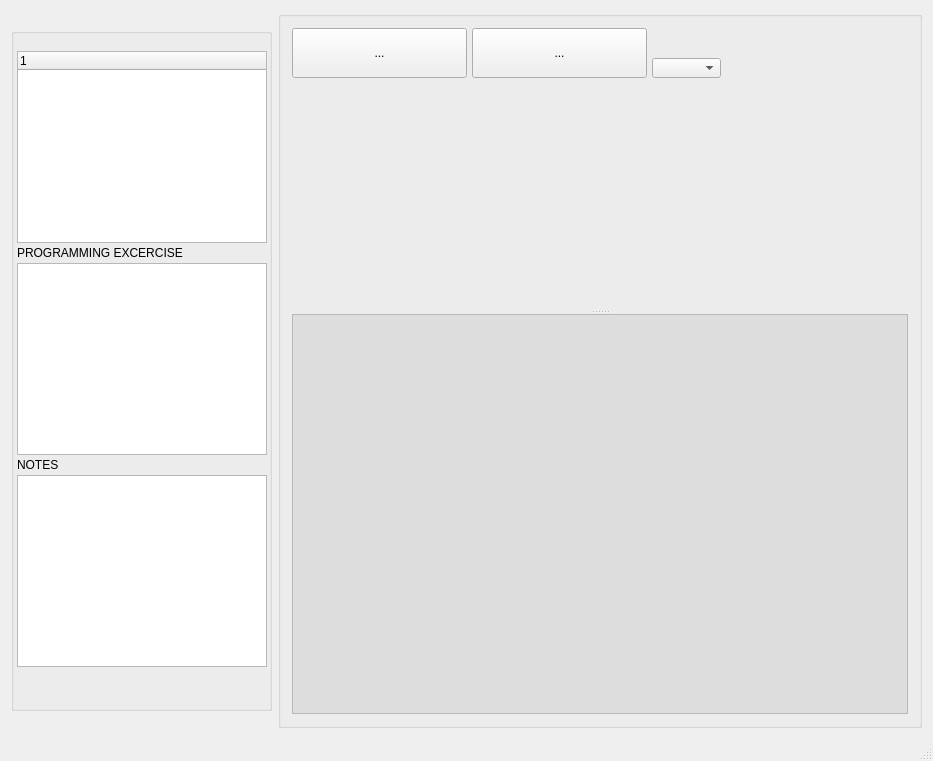
Qt form mainwindow.ui (ricardogang/CoderWatch) before a commit.
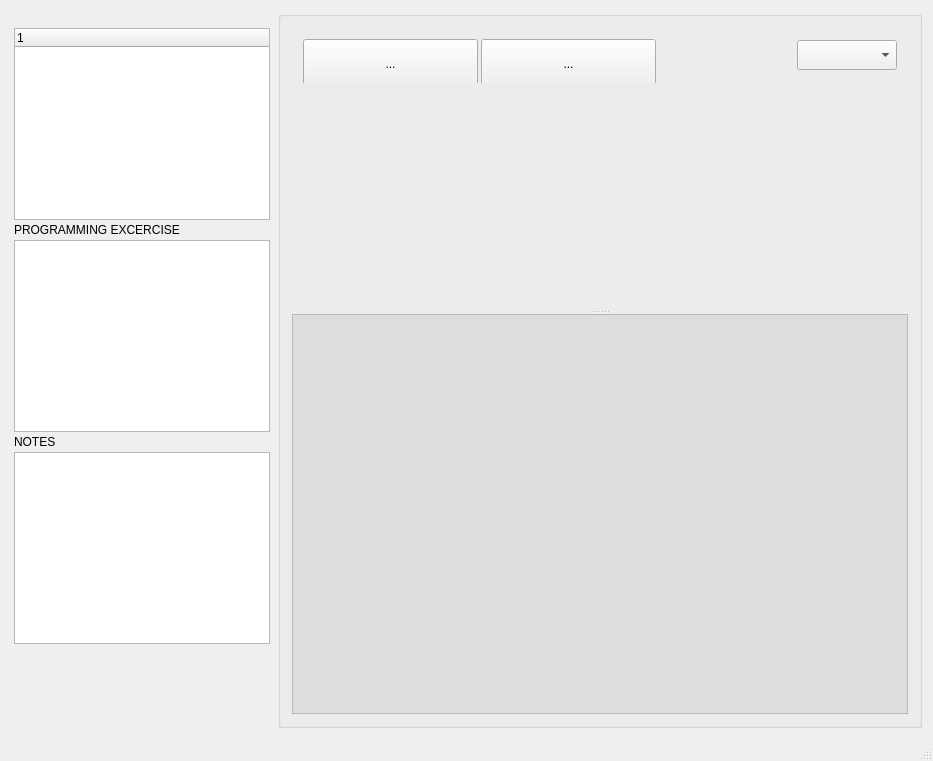
The same form after that commit. Icons and pictures are not drawn.

Commit message: now with font size combo!

The edit to the form file:
```diff
--- a/mainwindow.ui
+++ b/mainwindow.ui
@@ -24,13 +24,20 @@
     <item>
      <layout class="QHBoxLayout" name="horizontalLayout">
       <item>
-       <widget class="QGroupBox" name="groupBox">
+       <widget class="QStackedWidget" name="stackedWidget">
+        <property name="sizePolicy">
+         <sizepolicy hsizetype="Expanding" vsizetype="Expanding">
+          <horstretch>1</horstretch>
+          <verstretch>1</verstretch>
+         </sizepolicy>
+        </property>
         <property name="maximumSize">
          <size>
           <width>270</width>
           <height>16777215</height>
          </size>
         </property>
+        <widget class="QWidget" name="stackedWidgetPage1">
         <layout class="QVBoxLayout" name="verticalLayout">
          <property name="spacing">
           <number>3</number>
@@ -52,16 +59,22 @@
          </property>
          <item>
           <widget class="QTreeWidget" name="treeOutline">
+            <property name="sizePolicy">
+             <sizepolicy hsizetype="Expanding" vsizetype="Expanding">
+              <horstretch>2</horstretch>
+              <verstretch>0</verstretch>
+             </sizepolicy>
+            </property>
            <property name="minimumSize">
             <size>
-             <width>200</width>
+              <width>250</width>
              <height>0</height>
             </size>
            </property>
            <property name="maximumSize">
             <size>
-             <width>250</width>
-             <height>250</height>
+              <width>300</width>
+              <height>300</height>
             </size>
            </property>
            <column>
@@ -86,16 +99,22 @@
          </item>
          <item>
           <widget class="QTextEdit" name="txtNotes">
+            <property name="sizePolicy">
+             <sizepolicy hsizetype="Expanding" vsizetype="Expanding">
+              <horstretch>2</horstretch>
+              <verstretch>0</verstretch>
+             </sizepolicy>
+            </property>
            <property name="minimumSize">
             <size>
-             <width>200</width>
+              <width>250</width>
              <height>0</height>
             </size>
            </property>
            <property name="maximumSize">
             <size>
-             <width>250</width>
-             <height>250</height>
+              <width>300</width>
+              <height>300</height>
             </size>
            </property>
            <property name="cursor" stdset="0">
@@ -118,15 +137,21 @@
          </item>
          <item>
           <widget class="QTextEdit" name="txtProblem">
+            <property name="sizePolicy">
+             <sizepolicy hsizetype="Expanding" vsizetype="Expanding">
+              <horstretch>2</horstretch>
+              <verstretch>0</verstretch>
+             </sizepolicy>
+            </property>
            <property name="minimumSize">
             <size>
-             <width>200</width>
+              <width>250</width>
              <height>0</height>
             </size>
            </property>
            <property name="maximumSize">
             <size>
-             <width>250</width>
+              <width>300</width>
              <height>250</height>
             </size>
            </property>
@@ -147,14 +172,21 @@
          </item>
         </layout>
        </widget>
+       </widget>
       </item>
       <item>
        <widget class="QGroupBox" name="groupBox">
+        <property name="sizePolicy">
+         <sizepolicy hsizetype="Preferred" vsizetype="Preferred">
+          <horstretch>4</horstretch>
+          <verstretch>1</verstretch>
+         </sizepolicy>
+        </property>
         <layout class="QVBoxLayout" name="verticalLayout_4">
          <item>
           <widget class="QWidget" name="widget" native="true">
            <property name="sizePolicy">
-            <sizepolicy hsizetype="Expanding" vsizetype="Minimum">
+            <sizepolicy hsizetype="Expanding" vsizetype="Expanding">
              <horstretch>0</horstretch>
              <verstretch>0</verstretch>
             </sizepolicy>
@@ -162,64 +194,55 @@
            <property name="minimumSize">
             <size>
              <width>0</width>
-             <height>50</height>
+             <height>55</height>
             </size>
            </property>
            <property name="maximumSize">
             <size>
              <width>16777215</width>
-             <height>50</height>
+             <height>55</height>
             </size>
            </property>
-           <widget class="QToolButton" name="btnRun">
-            <property name="geometry">
-             <rect>
-              <x>180</x>
-              <y>0</y>
-              <width>175</width>
-              <height>50</height>
-             </rect>
+           <layout class="QHBoxLayout" name="horizontalLayout_3">
+            <property name="spacing">
+             <number>3</number>
             </property>
-            <property name="sizePolicy">
-             <sizepolicy hsizetype="Minimum" vsizetype="Minimum">
-              <horstretch>1</horstretch>
-              <verstretch>1</verstretch>
-             </sizepolicy>
-            </property>
-            <property name="minimumSize">
-             <size>
-              <width>175</width>
-              <height>50</height>
-             </size>
-            </property>
-            <property name="maximumSize">
-             <size>
-              <width>175</width>
-              <height>50</height>
-             </size>
-            </property>
-            <property name="text">
-             <string>...</string>
-            </property>
-            <property name="iconSize">
-             <size>
-              <width>50</width>
-              <height>50</height>
-             </size>
-            </property>
-            <property name="toolButtonStyle">
-             <enum>Qt::ToolButtonTextBesideIcon</enum>
-            </property>
-           </widget>
+            <item>
            <widget class="QToolButton" name="btnCompile">
-            <property name="geometry">
-             <rect>
-              <x>0</x>
-              <y>0</y>
+              <property name="sizePolicy">
+               <sizepolicy hsizetype="Minimum" vsizetype="Minimum">
+                <horstretch>1</horstretch>
+                <verstretch>1</verstretch>
+               </sizepolicy>
+              </property>
+              <property name="minimumSize">
+               <size>
               <width>175</width>
               <height>50</height>
-             </rect>
-            </property>
+               </size>
+              </property>
+              <property name="maximumSize">
+               <size>
+                <width>175</width>
+                <height>50</height>
+               </size>
+              </property>
+              <property name="text">
+               <string>...</string>
+              </property>
+              <property name="iconSize">
+               <size>
+                <width>50</width>
+                <height>50</height>
+               </size>
+              </property>
+              <property name="toolButtonStyle">
+               <enum>Qt::ToolButtonTextBesideIcon</enum>
+              </property>
+             </widget>
+            </item>
+            <item>
+             <widget class="QToolButton" name="btnRun">
             <property name="sizePolicy">
              <sizepolicy hsizetype="Minimum" vsizetype="Minimum">
               <horstretch>1</horstretch>
@@ -251,22 +274,46 @@
              <enum>Qt::ToolButtonTextBesideIcon</enum>
             </property>
            </widget>
-           <widget class="QComboBox" name="cmbFontSize">
-            <property name="geometry">
-             <rect>
-              <x>360</x>
-              <y>30</y>
-              <width>69</width>
+            </item>
+            <item>
+             <spacer name="horizontalSpacer">
+              <property name="orientation">
+               <enum>Qt::Horizontal</enum>
+              </property>
+              <property name="sizeHint" stdset="0">
+               <size>
+                <width>40</width>
               <height>20</height>
-             </rect>
-            </property>
+               </size>
+              </property>
+             </spacer>
+            </item>
+            <item>
+             <widget class="QComboBox" name="cmbFontSize">
             <property name="sizePolicy">
              <sizepolicy hsizetype="Fixed" vsizetype="Fixed">
               <horstretch>0</horstretch>
               <verstretch>0</verstretch>
              </sizepolicy>
             </property>
-           </widget>
+              <property name="minimumSize">
+               <size>
+                <width>100</width>
+                <height>30</height>
+               </size>
+              </property>
+              <property name="maximumSize">
+               <size>
+                <width>100</width>
+                <height>30</height>
+               </size>
+              </property>
+              <property name="currentIndex">
+               <number>-1</number>
+              </property>
+             </widget>
+            </item>
+           </layout>
           </widget>
          </item>
          <item>
@@ -275,7 +322,11 @@
             <enum>Qt::Vertical</enum>
            </property>
            <widget class="QWidget" name="layoutWidget">
-            <layout class="QVBoxLayout" name="layoutCode"/>
+            <layout class="QVBoxLayout" name="layoutCode">
+             <property name="topMargin">
+              <number>5</number>
+             </property>
+            </layout>
            </widget>
            <widget class="QTextEdit" name="txtConsole">
             <property name="maximumSize">
```
Left out of the diff: 2 changed lines with no effect on the pictures. Lines whose indentation alone changed are shown as unchanged. The commit also changes 6 other files.
